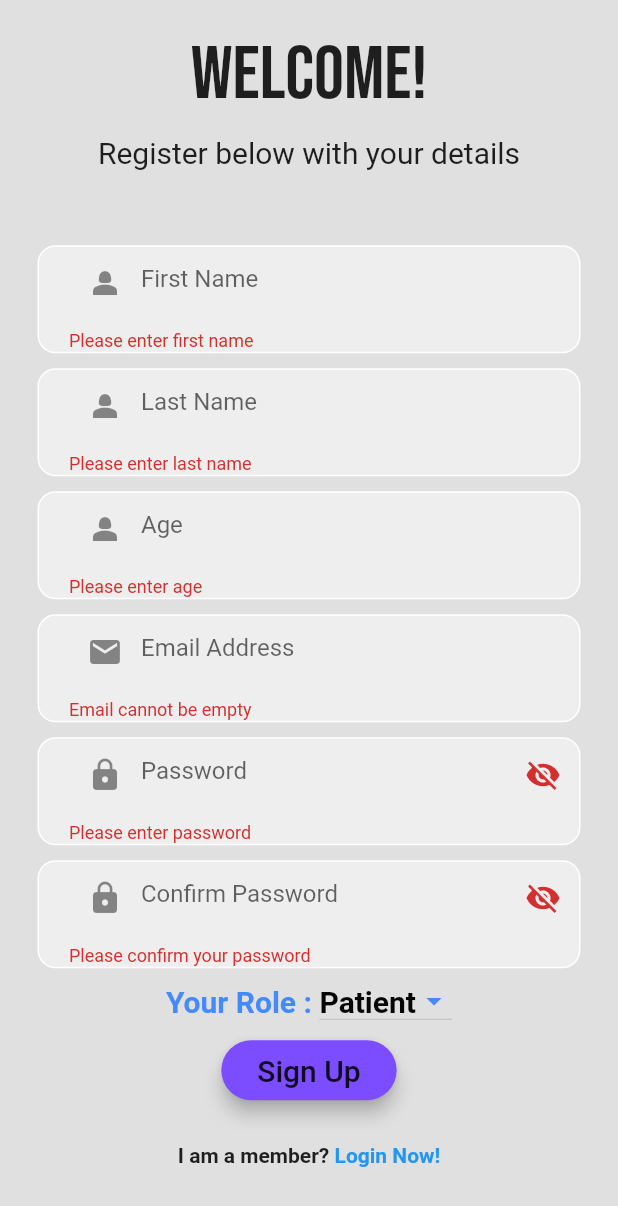
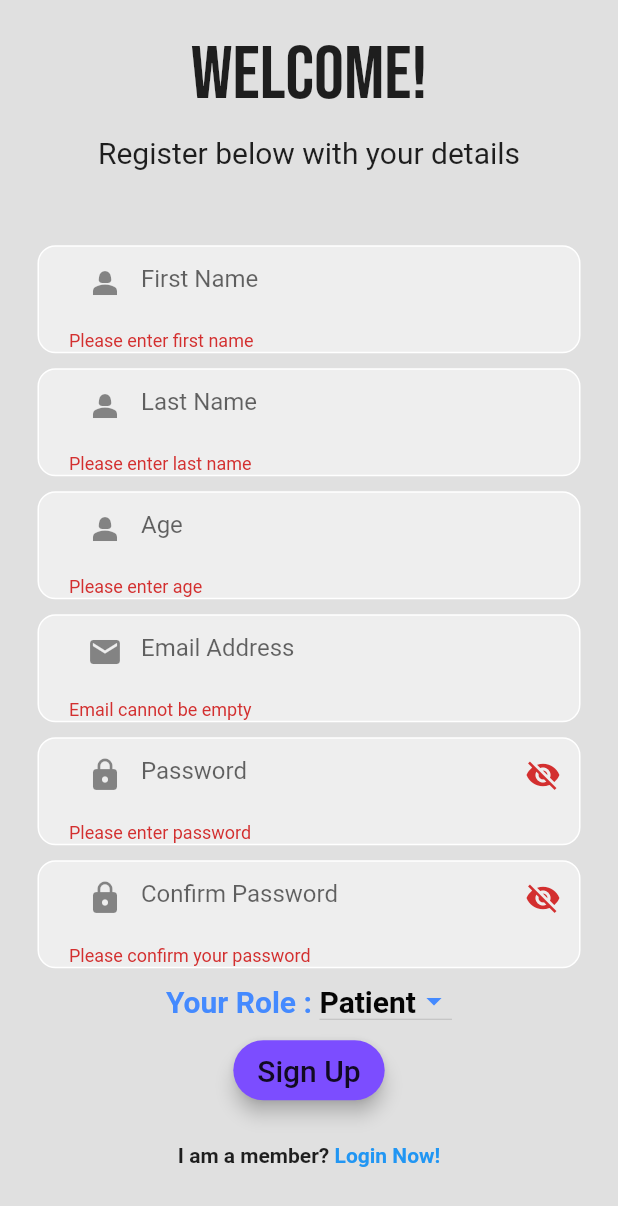
Before and after one commit to chuwei11/HealthEnsure, a Flutter app: the RegisterPage screen opened directly, after a tap on "Sign Up", on a phone screen of 412 x 824 dp. Shown: the top 1206 px of the screen. Run offline on Flutter 3.47's test engine with Material 2 defaults, Android fonts, the phone set to English and light mode, and no system bars; our stand-ins replace cloud_firestore, dio, firebase_auth, firebase_core, font_awesome_flutter, google_fonts and 3 more; accounts and stored records are empty; network calls fail.

Commit message:
commit 24/4

```diff
--- a/lib/auth/register_page.dart
+++ b/lib/auth/register_page.dart
@@ -10,6 +10,7 @@ import 'package:provider/provider.dart';
 import 'package:healthensure/components/button.dart';
 import 'package:healthensure/main.dart';
 
+import '../utils/config.dart';
 import 'login_page.dart';
 
 class RegisterPage extends StatefulWidget {
@@ -486,7 +487,54 @@ class _RegisterPageState extends State<RegisterPage> {
                       SizedBox(
                         height: 10,
                       ),
+                      // sign up button
+                      Consumer<AuthModel>(builder: (context, auth, child) {
+                        return MaterialButton(
+                          color: Config.primaryColor,
+                          shape: RoundedRectangleBorder(
+                              borderRadius:
+                                  BorderRadius.all(Radius.circular(20.0))),
+                          elevation: 5.0,
+                          height: 40,
+                          onPressed: () async {
+                            // register for laravel doc_app
+                            final userRegistration = await DioProvider()
+                                .registerUser(
+                                    _firstNameController.text,
+                                    _emailController.text,
+                                    _passwordController.text);
+                            // firebase signup
+                            signUp(_emailController.text,
+                                _passwordController.text, role);
 
+                            // if registration done, proceed to login
+                            if (userRegistration) {
+                              final token = await DioProvider().getToken(
+                                  _emailController.text,
+                                  _passwordController.text);
+
+                              if (token) {
+                                auth.loginSuccess(); //update login status
+                                //rediret to main page
+                                MyApp.navigatorKey.currentState!
+                                    .pushNamed('main');
+                              }
+                            } else {
+                              print(
+                                  'register not successful, please try again!');
+                            }
+                            setState(() {
+                              visible = true;
+                            });
+                          },
+                          child: Text(
+                            "Sign Up",
+                            style: TextStyle(
+                              fontSize: 20,
+                            ),
+                          ),
+                        );
+                      }),
                       // sign up button
                       // Padding(
                       //   padding: const EdgeInsets.symmetric(horizontal: 25.0),
@@ -525,35 +573,7 @@ class _RegisterPageState extends State<RegisterPage> {
                       // ),
 
                       // Sign Up button
-                      Row(
-                        mainAxisAlignment: MainAxisAlignment.center,
-                        children: [
-                          MaterialButton(
-                            shape: RoundedRectangleBorder(
-                                borderRadius:
-                                    BorderRadius.all(Radius.circular(20.0))),
-                            elevation: 5.0,
-                            height: 40,
-                            onPressed: () {
-                              setState(() {
-                                showProgress = true;
-                              });
-                              signUp(_emailController.text,
-                                  _passwordController.text, role);
-                            },
-                            child: Padding(
-                              padding: const EdgeInsets.all(8.0),
-                              child: Text(
-                                "Sign Up",
-                                style: TextStyle(
-                                  fontSize: 20,
-                                ),
-                              ),
-                            ),
-                            color: Colors.deepPurpleAccent,
-                          ),
-                        ],
-                      ),
+
                       SizedBox(height: 25),
 
                       // Login Button
--- a/lib/components/doctor_card.dart
+++ b/lib/components/doctor_card.dart
@@ -1,7 +1,7 @@
 import 'package:flutter/material.dart';
 import 'package:flutter/src/widgets/placeholder.dart';
 import 'package:flutter/src/widgets/framework.dart';
-import 'package:healthensure/pages/common/doctor_details.dart';
+import 'package:healthensure/pages/patient_screens/doctor_details.dart';
 
 import '../utils/config.dart';
 
--- a/lib/main.dart
+++ b/lib/main.dart
@@ -2,7 +2,7 @@ import 'package:firebase_core/firebase_core.dart';
 import 'package:flutter/material.dart';
 import 'package:healthensure/auth/login_page.dart';
 import 'package:healthensure/models/auth_model.dart';
-import 'package:healthensure/pages/common/doctor_details.dart';
+import 'package:healthensure/pages/patient_screens/doctor_details.dart';
 import 'package:healthensure/pages/patient_screens/booking_page.dart';
 import 'package:healthensure/pages/patient_screens/booking_success.dart';
 import 'package:healthensure/pages/patient_screens/patient_main_layout.dart';
--- a/lib/pages/common/doctor_details.dart
+++ b/lib/pages/patient_screens/doctor_details.dart
@@ -1,3 +1,4 @@
+
 import 'package:flutter/material.dart';
 import 'package:font_awesome_flutter/font_awesome_flutter.dart';
 import 'package:healthensure/components/custom_appbar.dart';
@@ -225,7 +226,7 @@ class InfoCard extends StatelessWidget {
           color: Config.primaryColor,
         ),
         padding: EdgeInsets.symmetric(
-          vertical: 15,
+          vertical: 11.5,
           horizontal: 15,
         ),
         child: Column(
--- a/lib/providers/dio_provider.dart
+++ b/lib/providers/dio_provider.dart
@@ -54,6 +54,22 @@ class DioProvider {
       // if request set successfully, the return user data
       if (user.statusCode == 200 && user.data != '') {
         return json.encode(user.data);
+      }
+    } catch (error) {
+      return error;
+    }
+  }
+
+  // to register user in laravel app & store in local database
+  Future<dynamic> registerUser(
+      String username, String email, String password) async {
+    try {
+      var user = await Dio().post('http://127.0.0.1:8000/api/register',
+          data: {'name': username, 'email': email, 'password': password});
+      if (user.statusCode == 201 && user.data != '') {
+        return true;
+      } else {
+        return false;
       }
     } catch (error) {
       return error;
```
Also changed, not shown: lib/models/auth_model.dart (+11 -11 lines).
